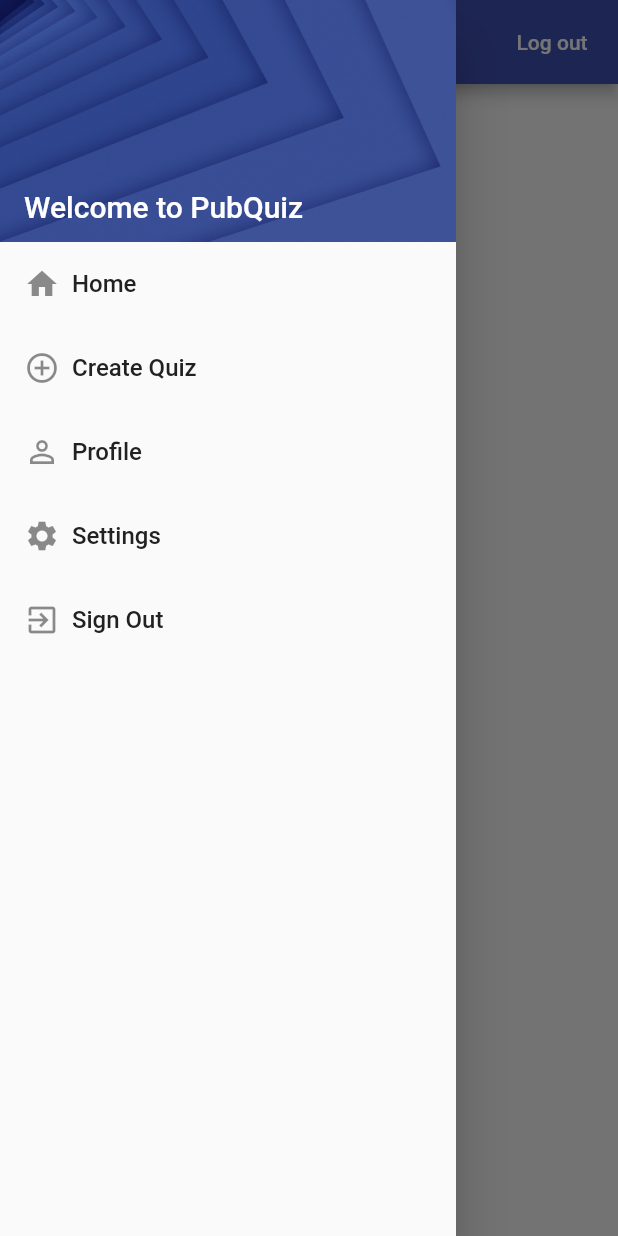
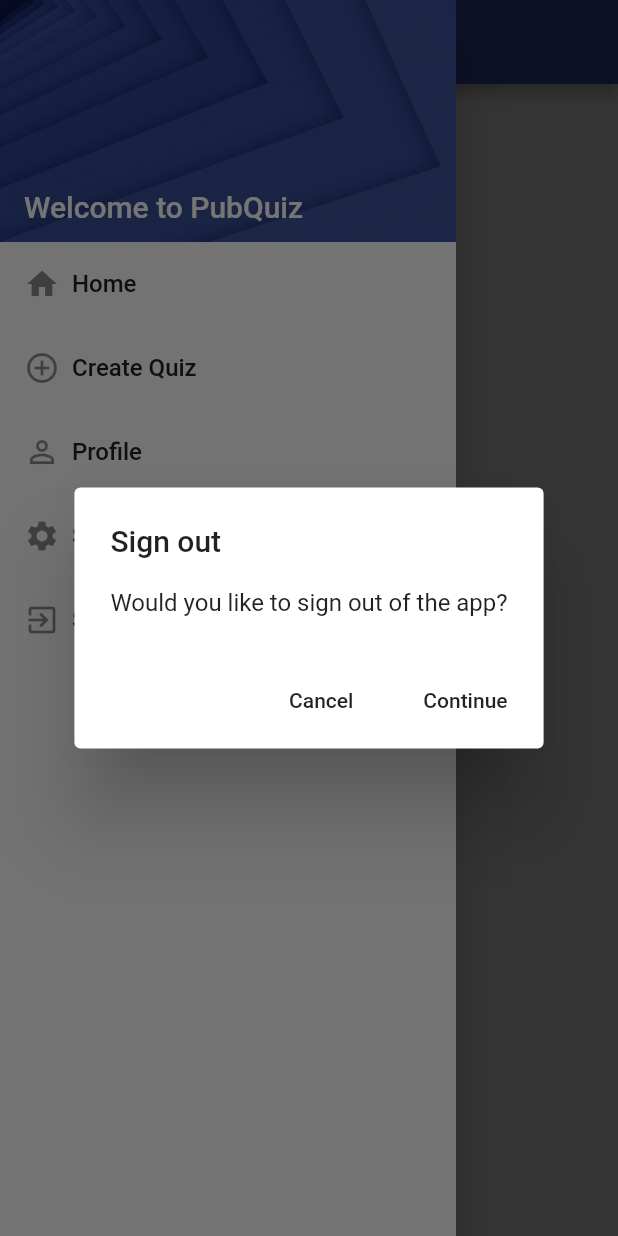
Before and after one commit to Sandip9021/pq-flutter-app, a Flutter app: the HomeView screen opened by its route, in the side drawer, after a tap on "Sign Out", on a phone screen of 412 x 824 dp. Run offline on Flutter 3.47's test engine with Material 2 defaults, Android fonts, the phone set to English and light mode, and no system bars; our stand-ins replace flutter_secure_storage, get_it, percent_indicator; accounts and stored records are empty; network calls fail.

```diff
--- a/pbquiz_app/lib/ui/views/home_view.dart
+++ b/pbquiz_app/lib/ui/views/home_view.dart
@@ -22,21 +22,6 @@ class _HomeViewState extends State<HomeView> {
         return Scaffold(
           appBar: AppBar(
             title: Text("Home"),
-            actions: <Widget>[
-              FlatButton(
-                textColor: Colors.white,
-                onPressed: () {
-                  model.signOut().then((success) {
-                    if (success) {
-                      Navigator.pushNamed(context, initialRoute);
-                    }
-                  });
-                },
-                child: Text("Log out"),
-                shape:
-                    CircleBorder(side: BorderSide(color: Colors.transparent)),
-              ),
-            ],
           ),
           body: model.state == ViewState.Busy
               ? Center(child: CircularProgressIndicator())
--- a/pbquiz_app/lib/ui/views/quiz_result_view.dart
+++ b/pbquiz_app/lib/ui/views/quiz_result_view.dart
@@ -1,6 +1,5 @@
 import 'package:flutter/material.dart';
 import 'package:pbquiz_app/business_logic/utils/constants.dart';
-import 'package:pbquiz_app/ui/views/home_view.dart';
 
 class QuizResultView extends StatelessWidget {
   final String result;
@@ -8,7 +7,10 @@ class QuizResultView extends StatelessWidget {
   @override
   Widget build(BuildContext context) {
     return Scaffold(
-      appBar: AppBar(title: Text('Result')),
+      appBar: AppBar(
+        title: Text('Result'),
+        automaticallyImplyLeading: false,
+      ),
       body: Container(
         width: MediaQuery.of(context).size.width,
         height: MediaQuery.of(context).size.height,
--- a/pbquiz_app/lib/ui/views/quiz_start_view.dart
+++ b/pbquiz_app/lib/ui/views/quiz_start_view.dart
@@ -2,7 +2,6 @@ import 'package:flutter/material.dart';
 import 'package:pbquiz_app/business_logic/models/quiz.dart';
 import 'package:pbquiz_app/business_logic/utils/constants.dart';
 import 'package:pbquiz_app/ui/shared/ui_helper.dart';
-import 'package:pbquiz_app/ui/views/quiz_view.dart';
 import 'package:pbquiz_app/ui/widgets/custom_button.dart';
 
 class QuizStartView extends StatelessWidget {
@@ -24,7 +23,7 @@ class QuizStartView extends StatelessWidget {
           mainAxisAlignment: MainAxisAlignment.start,
           mainAxisSize: MainAxisSize.max,
           children: <Widget>[
-            UIHelper.verticalSpaceLarge(),
+            UIHelper.verticalSpaceSmall(),
             Padding(
               padding: const EdgeInsets.only(left: 20.0),
               child: Text(
@@ -32,6 +31,7 @@ class QuizStartView extends StatelessWidget {
                 style: Theme.of(context).textTheme.headline1,
               ),
             ),
+            UIHelper.verticalSpaceMedium(),
             Padding(
               padding: const EdgeInsets.only(left: 20.0),
               child: Text('Read the rules carefully...',
@@ -51,7 +51,7 @@ class QuizStartView extends StatelessWidget {
               ),
             ),
             Padding(
-              padding: const EdgeInsets.fromLTRB(90.0, 200.0, 90.0, 20),
+              padding: const EdgeInsets.fromLTRB(90.0, 100.0, 90.0, 20),
               child: PrimaryButton(
                 title: 'Start quiz',
                 onPressed: () {
--- a/pbquiz_app/lib/ui/widgets/main_menu.dart
+++ b/pbquiz_app/lib/ui/widgets/main_menu.dart
@@ -37,9 +37,7 @@ class MainMenu extends StatelessWidget {
             icon: Icons.exit_to_app,
             text: 'Sign Out',
             onTap: () async {
-              await _userService.signOut().then((success) => success
-                  ? Navigator.pushReplacementNamed(context, initialRoute)
-                  : null);
+              showAlertDialog(context);
             },
           ),
         ],
@@ -92,4 +90,40 @@ class MainMenu extends StatelessWidget {
       onTap: onTap,
     );
   }
+
+  showAlertDialog(BuildContext context) {
+    // set up the buttons
+    Widget cancelButton = FlatButton(
+      child: Text("Cancel"),
+      onPressed: () {
+        Navigator.of(context).pop();
+      },
+    );
+    Widget continueButton = FlatButton(
+      child: Text("Continue"),
+      onPressed: () async {
+        await _userService.signOut().then((success) => success
+            ? Navigator.pushReplacementNamed(context, initialRoute)
+            : null);
+      },
+    );
+
+    // set up the AlertDialog
+    AlertDialog alert = AlertDialog(
+      title: Text("Sign out"),
+      content: Text("Would you like to sign out of the app?"),
+      actions: [
+        cancelButton,
+        continueButton,
+      ],
+    );
+
+    // show the dialog
+    showDialog(
+      context: context,
+      builder: (BuildContext context) {
+        return alert;
+      },
+    );
+  }
 }
```
Also changed, not shown: pbquiz_app/lib/ui/views/create_quiz_view.dart (+40 -0 lines), pbquiz_app/lib/ui/views/quiz_view.dart (+51 -2 lines).
